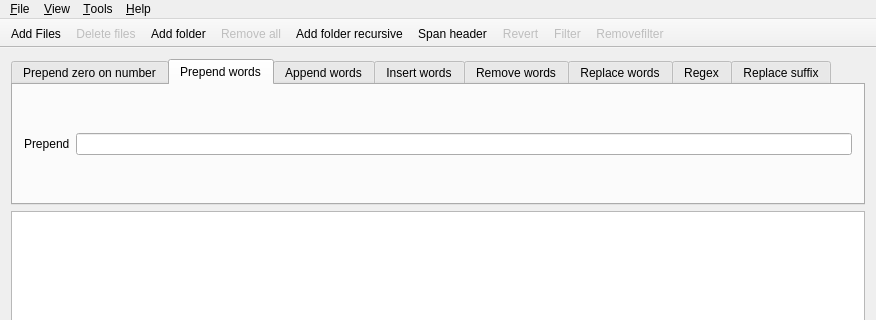
This is ui/MainWindow.ui in stereomatchingkiss/QRenamer as Qt 5 draws it before an edit; both pictures show x 0 to 876 and y 0 to 320 of the 876 by 474 pixel window. The edited form follows.
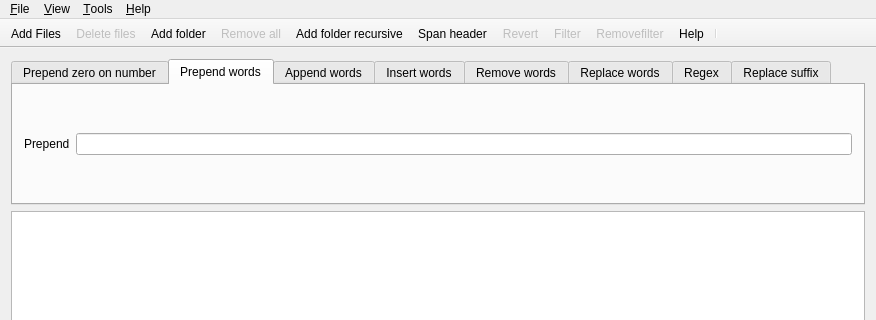
This is the edited form. Icons and pictures are not drawn.

Commit message: change app name

The edit to the form file:
```diff
--- a/ui/MainWindow.ui
+++ b/ui/MainWindow.ui
@@ -492,6 +492,8 @@
    <addaction name="actionRevert"/>
    <addaction name="actionFilter"/>
    <addaction name="actionRemovefilter"/>
+   <addaction name="actionHelp"/>
+   <addaction name="separator"/>
   </widget>
   <widget class="QMenuBar" name="menuBar">
    <property name="geometry">
```
Left out of the diff: 2 changed lines with no effect on the pictures.
